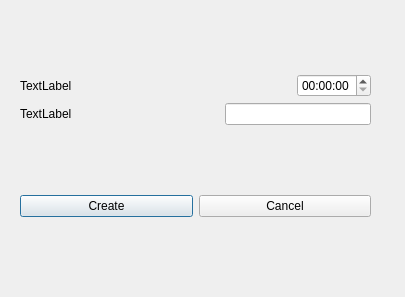
Above: SmartTimer/addalarmdialog.ui from secondYearProjects/SmartTimer before the change. Below: the same form after it.
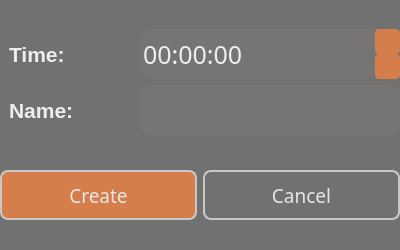
That is the form after the change. Icons and pictures are not drawn.

Commit message: Change add alarm dialog style

The edit to the form file:
```diff
--- a/SmartTimer/addalarmdialog.ui
+++ b/SmartTimer/addalarmdialog.ui
@@ -6,22 +6,108 @@
    <rect>
     <x>0</x>
     <y>0</y>
-    <width>405</width>
-    <height>297</height>
+    <width>400</width>
+    <height>250</height>
    </rect>
   </property>
+  <property name="font">
+   <font>
+    <pointsize>15</pointsize>
+   </font>
+  </property>
   <property name="windowTitle">
    <string>Dialog</string>
   </property>
-  <widget class="QWidget" name="">
+  <property name="windowIcon">
+   <iconset resource="resources.qrc">
+    <normaloff>:/icons/add-icon.png</normaloff>:/icons/add-icon.png</iconset>
+  </property>
+  <widget class="QWidget" name="widget" native="true">
    <property name="geometry">
     <rect>
-     <x>20</x>
-     <y>10</y>
-     <width>351</width>
-     <height>271</height>
+     <x>0</x>
+     <y>0</y>
+     <width>400</width>
+     <height>250</height>
     </rect>
    </property>
+   <property name="styleSheet">
+    <string notr="true">QWidget {
+	
+	background-color: rgb(113, 113, 113);
+
+}
+
+QLabel {
+	color: rgb(238, 238, 236);
+	font: bold;
+	margin-left: 3px;
+}
+
+QPushButton {
+	background-color: rgb(113, 113, 113);	
+	border: 2px solid rgb(200,200,200);
+	border-radius: 8px;
+	
+	font: 14pt bold;
+	color: rgb(230,230,230);
+}
+
+QPushButton#createButton {
+	
+	background-color: rgb(213, 126, 76);
+}
+
+QPushButton#createButton:hover {
+	background-color: rgb(220, 136, 86);
+}
+
+QPushButton#cancelButton:hover {
+	background-color: rgb(123, 123, 123);
+}
+
+QLineEdit {
+	border-radius: 10px;
+	color: rgb(238, 238, 236);
+	background-color: rgb(255, 204, 157,10);
+}
+
+QTimeEdit {
+	border-radius: 10px;
+	color: rgb(238, 238, 236);
+	font: 19pt bold;
+	background-color: rgb(255, 204, 157,10);
+}
+
+QTimeEdit::up-button  {
+	subcontrol-origin: border;
+	 subcontrol-position: top right;	
+
+	background-color: rgb(213, 126, 76);
+	width: 25px;
+	height: 25px;
+	border-width: 3px;
+	border-color: rgb(85, 87, 83);
+	border-radius: 4px;
+
+	margin-bottom: 2px;
+}
+
+QTimeEdit::down-button  {
+	subcontrol-origin: border;
+	subcontrol-position: bottom right;
+
+	background-color: rgb(213, 126, 76);
+	width: 25px;
+	height: 25px;
+	border-width: 3px;
+	border-color: rgb(85, 87, 83);
+	border-radius: 4px;
+	margin-top: 2px;
+}
+
+</string>
+   </property>
    <layout class="QVBoxLayout" name="verticalLayout_2">
     <item>
      <layout class="QVBoxLayout" name="verticalLayout">
@@ -29,8 +115,16 @@
        <layout class="QHBoxLayout" name="horizontalLayout_2">
         <item>
          <widget class="QLabel" name="label">
+          <property name="font">
+           <font>
+            <pointsize>16</pointsize>
+            <weight>75</weight>
+            <italic>false</italic>
+            <bold>true</bold>
+           </font>
+          </property>
           <property name="text">
-           <string>TextLabel</string>
+           <string>Time:</string>
           </property>
          </widget>
         </item>
@@ -48,7 +142,14 @@
          </spacer>
         </item>
         <item>
-         <widget class="QTimeEdit" name="alarmTime"/>
+         <widget class="QTimeEdit" name="alarmTime">
+          <property name="minimumSize">
+           <size>
+            <width>259</width>
+            <height>50</height>
+           </size>
+          </property>
+         </widget>
         </item>
        </layout>
       </item>
@@ -56,8 +157,16 @@
        <layout class="QHBoxLayout" name="horizontalLayout_3">
         <item>
          <widget class="QLabel" name="label_2">
+          <property name="font">
+           <font>
+            <pointsize>16</pointsize>
+            <weight>75</weight>
+            <italic>false</italic>
+            <bold>true</bold>
+           </font>
+          </property>
           <property name="text">
-           <string>TextLabel</string>
+           <string>Name:</string>
           </property>
          </widget>
         </item>
@@ -75,7 +184,14 @@
          </spacer>
         </item>
         <item>
-         <widget class="QLineEdit" name="alarmName"/>
+         <widget class="QLineEdit" name="alarmName">
+          <property name="minimumSize">
+           <size>
+            <width>260</width>
+            <height>50</height>
+           </size>
+          </property>
+         </widget>
         </item>
        </layout>
       </item>
@@ -85,6 +201,12 @@
      <layout class="QHBoxLayout" name="horizontalLayout">
       <item>
        <widget class="QPushButton" name="createButton">
+        <property name="minimumSize">
+         <size>
+          <width>0</width>
+          <height>50</height>
+         </size>
+        </property>
         <property name="text">
          <string>Create</string>
         </property>
@@ -92,6 +214,12 @@
       </item>
       <item>
        <widget class="QPushButton" name="cancelButton">
+        <property name="minimumSize">
+         <size>
+          <width>0</width>
+          <height>50</height>
+         </size>
+        </property>
         <property name="text">
          <string>Cancel</string>
         </property>
```
Left out of the diff: 6 changed lines with no effect on the pictures.
